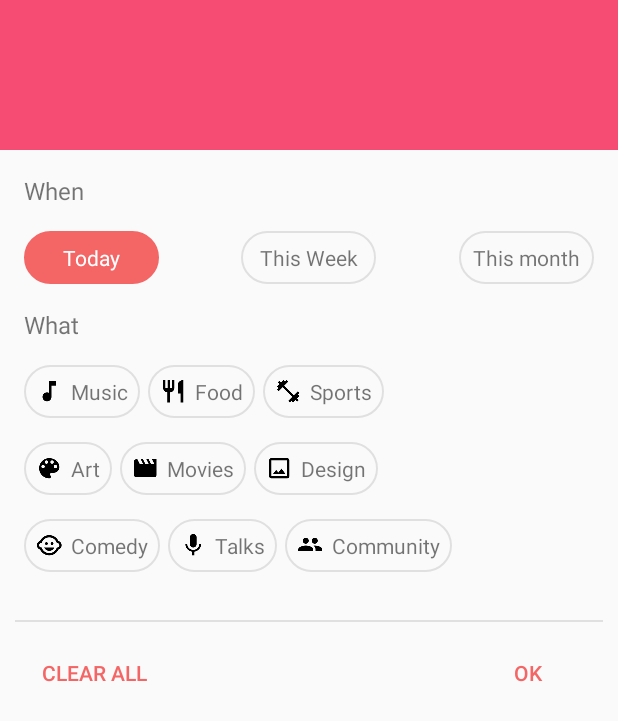
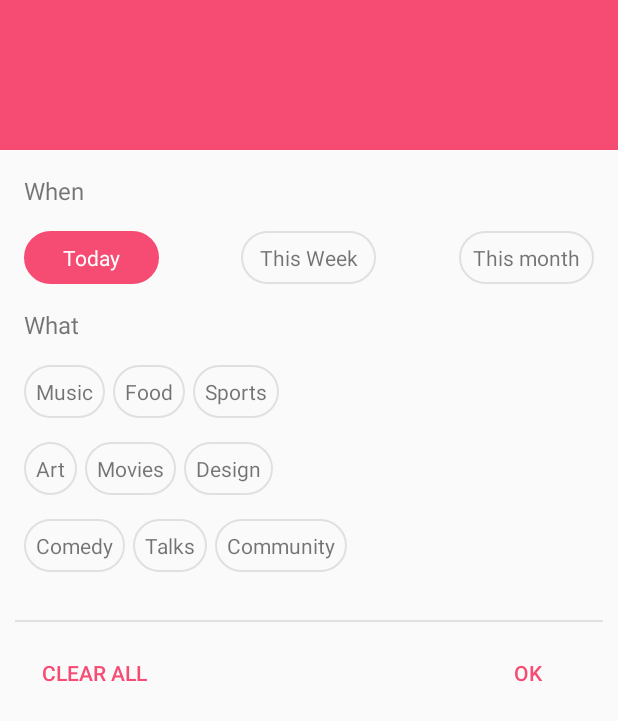
Before and after one commit to anjoshigor/ieeemadc-contest, an Android app: the layout dialog_search_event.xml on its own in the app's theme, with its tools: preview values and no code run, on a phone screen of 412 x 824 dp. Shown: the top 721 px of the screen. Run offline under Robolectric (Android 15) with nearby library versions, the phone set to English and light mode, and no system bars.

```diff
--- a/LocaleeApp/app/src/main/res/layout/dialog_search_event.xml
+++ b/LocaleeApp/app/src/main/res/layout/dialog_search_event.xml
@@ -84,8 +84,6 @@
             android:layout_width="wrap_content"
             android:layout_height="wrap_content"
             android:padding="@dimen/dialog_search_txtview_padding"
-            android:drawableLeft="@drawable/ic_music_note_black_18dp"
-            android:drawablePadding="@dimen/dialog_search_drawble_padding"
             android:background="@drawable/alpha_circle_border"
             android:layout_alignParentStart="true"
             android:text="@string/music"/>
@@ -96,8 +94,6 @@
             android:layout_height="wrap_content"
             android:layout_marginLeft="@dimen/dialog_search_drawble_padding"
             android:padding="@dimen/dialog_search_txtview_padding"
-            android:drawableLeft="@drawable/ic_restaurant_black_18dp"
-            android:drawablePadding="@dimen/dialog_search_drawble_padding"
             android:background="@drawable/alpha_circle_border"
             android:layout_toRightOf="@id/txtview_music"
             android:text="@string/food"/>
@@ -108,8 +104,6 @@
             android:layout_height="wrap_content"
             android:layout_marginLeft="@dimen/dialog_search_drawble_padding"
             android:padding="@dimen/dialog_search_txtview_padding"
-            android:drawableLeft="@drawable/ic_fitness_center_black_18dp"
-            android:drawablePadding="@dimen/dialog_search_drawble_padding"
             android:background="@drawable/alpha_circle_border"
             android:layout_toRightOf="@id/txtview_food"
             android:text="@string/sports"/>
@@ -129,8 +123,6 @@
             android:layout_width="wrap_content"
             android:layout_height="wrap_content"
             android:padding="@dimen/dialog_search_txtview_padding"
-            android:drawableLeft="@drawable/ic_color_lens_black_18dp"
-            android:drawablePadding="@dimen/dialog_search_drawble_padding"
             android:layout_alignParentStart="true"
             android:background="@drawable/alpha_circle_border"
             android:text="@string/art"/>
@@ -141,8 +133,6 @@
             android:layout_height="wrap_content"
             android:layout_marginLeft="@dimen/dialog_search_drawble_padding"
             android:padding="@dimen/dialog_search_txtview_padding"
-            android:drawableLeft="@drawable/ic_movie_black_18dp"
-            android:drawablePadding="@dimen/dialog_search_drawble_padding"
             android:layout_toRightOf="@id/txtview_art"
             android:background="@drawable/alpha_circle_border"
             android:text="@string/movies"/>
@@ -153,8 +143,6 @@
             android:layout_height="wrap_content"
             android:layout_marginLeft="@dimen/dialog_search_drawble_padding"
             android:padding="@dimen/dialog_search_txtview_padding"
-            android:drawableLeft="@drawable/ic_crop_original_black_18dp"
-            android:drawablePadding="@dimen/dialog_search_drawble_padding"
             android:layout_toRightOf="@id/txtview_movies"
             android:background="@drawable/alpha_circle_border"
             android:text="@string/design"/>
@@ -173,8 +161,6 @@
             android:layout_width="wrap_content"
             android:layout_height="wrap_content"
             android:padding="@dimen/dialog_search_txtview_padding"
-            android:drawableLeft="@drawable/ic_child_care_black_18dp"
-            android:drawablePadding="@dimen/dialog_search_drawble_padding"
             android:background="@drawable/alpha_circle_border"
             android:layout_alignParentStart="true"
             android:text="@string/comedy"/>
@@ -185,8 +171,6 @@
             android:layout_height="wrap_content"
             android:padding="@dimen/dialog_search_txtview_padding"
             android:layout_marginLeft="@dimen/dialog_search_drawble_padding"
-            android:drawableLeft="@drawable/ic_mic_black_18dp"
-            android:drawablePadding="@dimen/dialog_search_drawble_padding"
             android:layout_toRightOf="@id/txtview_comedy"
             android:background="@drawable/alpha_circle_border"
             android:text="@string/talks"/>
@@ -197,8 +181,6 @@
             android:layout_height="wrap_content"
             android:padding="@dimen/dialog_search_txtview_padding"
             android:layout_marginLeft="@dimen/dialog_search_drawble_padding"
-            android:drawableLeft="@drawable/ic_group_black_18dp"
-            android:drawablePadding="@dimen/dialog_search_drawble_padding"
             android:layout_toRightOf="@id/txtview_talks"
             android:background="@drawable/alpha_circle_border"
             android:text="@string/community"/>
--- a/LocaleeApp/app/src/main/res/values/colors.xml
+++ b/LocaleeApp/app/src/main/res/values/colors.xml
@@ -7,10 +7,11 @@
     <color name="blue_alpha87">#DD20d2bb</color>
     <color name="yellow_alpha87">#DDFFA000</color>
 
-    <color name="colorPrimary">#F46665</color>
+    <color name="colorPrimary">#f64c73</color>
     <color name="colorPrimaryDark">#e0e0e0</color>
     <color name="colorAccent">#3D4377</color>
     <color name="color_title_toolbar">#757575</color>
+    <color name="colorDarkLogin">#E91E63</color>
     <!-- Slide settings -->
     <!-- Screens background colo    r -->
     <color name="bg_screen1">#f64c73</color>
--- a/LocaleeApp/app/src/main/res/values/styles.xml
+++ b/LocaleeApp/app/src/main/res/values/styles.xml
@@ -6,6 +6,13 @@
         <item name="colorPrimary">@color/colorPrimary</item>
         <item name="colorPrimaryDark">@color/colorPrimaryDark</item>
         <item name="colorAccent">@color/colorAccent</item>
+    </style>
+
+    <!-- Base application theme. -->
+    <style name="AppThemeLogin" parent="Theme.AppCompat.Light.NoActionBar">
+        <!-- Customize your theme here. -->
+        <item name="colorPrimary">@color/colorPrimary</item>
+        <item name="colorPrimaryDark">@color/colorDarkLogin</item>
     </style>
 
     <style name="AppTheme.NoActionBar">
@@ -17,4 +24,14 @@
 
     <style name="AppTheme.PopupOverlay" parent="ThemeOverlay.AppCompat.Light" />
 
+    <style name="TextInputLayoutTeheme" parent="TextAppearance.AppCompat">
+        <item name="android:textSize">18sp</item>
+        <!-- Hint color and label color in FALSE state -->
+        <item name="android:textColorHint">@android:color/white</item>
+        <!-- Label color in TRUE state and bar color FALSE and TRUE State -->
+        <item name="colorAccent">@android:color/white</item>
+        <item name="colorControlNormal">@android:color/white</item>
+        <item name="colorControlActivated">@android:color/white</item>
+    </style>
+
 </resources>
```
Also changed, not shown: LocaleeApp/app/src/main/AndroidManifest.xml (+9 -0 lines), LocaleeApp/app/src/main/java/com/brduo/localee/view/LoginActivity.java (added, +60 -0 lines), LocaleeApp/app/src/main/res/layout/activity_login.xml (added, +73 -0 lines), LocaleeApp/app/src/main/res/values/strings.xml (+11 -0 lines), LocaleeApp/app/src/main/res/drawable/logo_famous.png (added).
